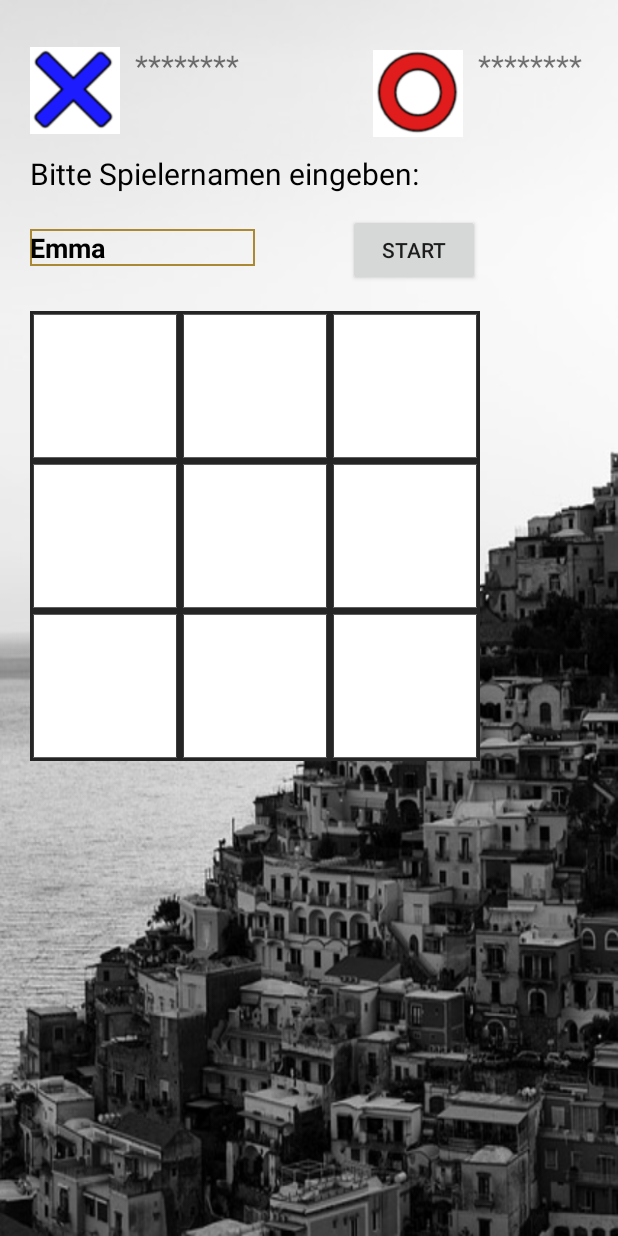
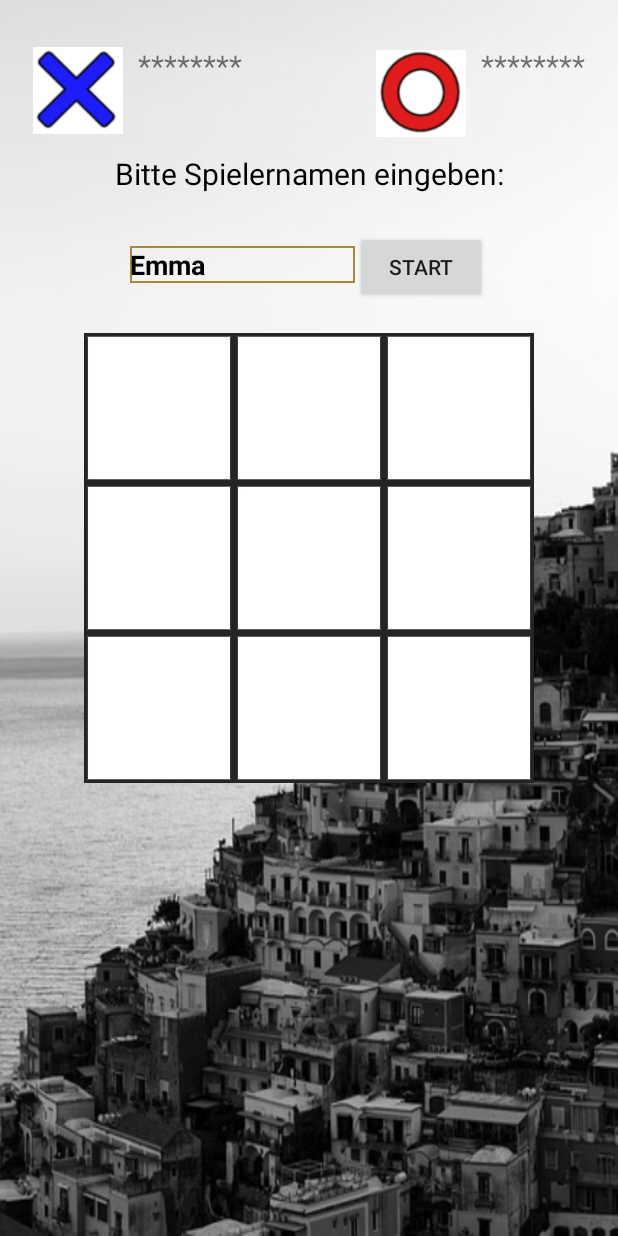
Before and after one commit to ibwgr/MultiplayerTicTacToe, an Android app: the layout content_play.xml on its own in the app's theme, with its tools: preview values and no code run, on a phone screen of 412 x 824 dp. Run offline under Robolectric (Android 15) with nearby library versions, the phone set to English and light mode, and no system bars.

Commit message:
play layout zentiert, damit auch auf grossem Tablet optisch besser

```diff
--- a/androidClient/app/src/main/java/ch/ibw/semesterarbeit2017/multiplayertictactoe/multiplayertictactoe/MainActivity.java
+++ b/androidClient/app/src/main/java/ch/ibw/semesterarbeit2017/multiplayertictactoe/multiplayertictactoe/MainActivity.java
@@ -56,10 +56,7 @@ public class MainActivity extends AppCompatActivity {
     --------------------------------------------------------------------
     TODO background je nach groesse mit hdpi usw.
     TODO fixtexte translation ressource
-    TODO gamebuttons optik
     TODO layout hoch/quer/groessen
-    TODO layout grid vielleicht durch table ersetzen, wegen grid-lines
-
     TODO on connect_failed
     TODO on error
     TODO on stats_update optik
--- a/androidClient/app/src/main/java/ch/ibw/semesterarbeit2017/multiplayertictactoe/multiplayertictactoe/SocketController.java
+++ b/androidClient/app/src/main/java/ch/ibw/semesterarbeit2017/multiplayertictactoe/multiplayertictactoe/SocketController.java
@@ -253,6 +253,7 @@ public class SocketController {
         } else if (youWon.equals("yes")) {
             this.setIsIhaveWon(true);
             this.setIsOtherHasWon(false);
+            this.stopCounter();
             act.displayStatus("You won!\nPlay again?");
         } else {
             this.setIsIhaveWon(false);
@@ -501,7 +502,6 @@ public class SocketController {
         try {
             JSONArray boardList = data.getJSONArray("boardList");
             Log.i(PROG, "******************" +boardList.toString());
-            // todo optik
             for (int i = 0; i < boardList.length(); i++) {
                 JSONObject jsonobject = boardList.getJSONObject(i);
                 statsTimestamp = jsonobject.getString("timestamp").replace(",","");
--- a/androidClient/app/src/main/res/layout/content_play.xml
+++ b/androidClient/app/src/main/res/layout/content_play.xml
@@ -2,24 +2,16 @@
 <LinearLayout
     xmlns:android="http://schemas.android.com/apk/res/android"
     xmlns:tools="http://schemas.android.com/tools"
+    tools:context="ch.ibw.semesterarbeit2017.multiplayertictactoe.multiplayertictactoe.MainActivity"
     android:layout_width="match_parent"
     android:layout_height="match_parent"
     android:orientation="vertical"
-    tools:context="ch.ibw.semesterarbeit2017.multiplayertictactoe.multiplayertictactoe.MainActivity"
-    android:weightSum="1"
     android:background="@drawable/bg_city_2386857_640"
+    android:gravity="center_horizontal"
     >
     <!--android:background="@drawable/bg_960_720"
         android:background="@drawable/bg_beach_2333282_640"
      -->
-
-    <RelativeLayout
-        android:layout_width="match_parent"
-        android:layout_height="match_parent"
-        android:layout_centerHorizontal="true"
-        >
-
-
 
 
     <LinearLayout
@@ -28,6 +20,7 @@
     android:layout_height="wrap_content"
     android:layout_marginTop="20dp"
     android:orientation="horizontal"
+    android:gravity="center_horizontal"
     >
 
         <ImageView
@@ -95,23 +88,9 @@
             android:textColor="#ff1500"
             android:textStyle="bold"
             />
-
     </LinearLayout>
 
-    <!--
-        <TextView
-            android:id="@+id/label_displayplayers"
-            android:layout_width="fill_parent"
-            android:layout_height="wrap_content"
-            android:layout_below="@id/layout_top_players"
-            android:layout_marginLeft="10dp"
-            android:layout_marginTop="10dp"
-            android:textSize="20sp"
-            android:text=""
-            android:lines="2"
-            android:textStyle="normal"
-            android:layout_weight="0.08" />
-    -->
+
     <TextView
         android:id="@+id/label_displayzeile"
         android:layout_width="fill_parent"
@@ -119,28 +98,34 @@
         android:layout_marginTop="10dp"
         android:layout_marginLeft="20dp"
         android:layout_marginRight="20dp"
-        android:layout_below="@id/layout_top_players"
         android:text="Bitte Spielernamen eingeben:"
         android:textColor="@android:color/background_dark"
         android:textSize="20sp"
         android:lines="2"
-        android:textStyle="normal" />
+        android:textStyle="normal"
+        android:gravity="center_horizontal"
+        />
 
+    <LinearLayout
+        android:id="@+id/layout_middle_name_button"
+        android:layout_width="match_parent"
+        android:layout_height="wrap_content"
+        android:layout_marginTop="1dp"
+        android:orientation="horizontal"
+        android:gravity="center_horizontal"
+        >
 
         <EditText
             android:id="@+id/edit_username"
             android:layout_width="150dp"
             android:layout_height="wrap_content"
-        android:layout_marginTop="0dp"
-        android:layout_below="@id/label_displayzeile"
             android:inputType="text"
             android:text="Emma"
             android:background="@drawable/eingabefeld"
             android:textColor="@android:color/background_dark"
             android:textSize="18sp"
             android:textStyle="bold"
-        android:layout_alignLeft="@+id/label_displayzeile"
-        android:layout_alignStart="@+id/label_displayzeile" />
+        />
 
         <Button
             android:id="@+id/button_ok"
@@ -152,31 +137,20 @@
             android:layout_alignRight="@+id/Game_GridLayout"
             android:layout_alignEnd="@+id/Game_GridLayout" />
 
-    <!--
-    <ImageView
-        android:id="@+id/waiting_img"
-        android:layout_width="fill_parent"
-        android:layout_height="wrap_content"
-        android:layout_marginTop="2dp"
-        android:layout_marginLeft="20dp"
-        android:src="@drawable/blocked3"
-        android:visibility="invisible"
-        />
--->
+    </LinearLayout>
+
     <GridLayout xmlns:android="http://schemas.android.com/apk/res/android"
             xmlns:tools="http://schemas.android.com/tools"
             android:id="@+id/Game_GridLayout"
-        android:layout_centerHorizontal="false"
+            android:layout_centerHorizontal="true"
             android:layout_width="wrap_content"
             android:layout_height="wrap_content"
             android:columnCount="3"
             android:rowCount="3"
             android:orientation="horizontal"
             android:layout_below="@id/edit_username"
-        android:layout_marginTop="30dp"
-        android:layout_marginLeft="20dp"
+            android:layout_marginTop="20dp"
             android:background="@drawable/border"
-        android:layout_centerVertical="true"
             tools:context=".GridXMLActivity" >
 
             <ch.ibw.semesterarbeit2017.multiplayertictactoe.multiplayertictactoe.GameButton
@@ -266,26 +240,6 @@
     </GridLayout>
 
     <!--
-    <TextView
-        android:id="@+id/label_statistics"
-        android:layout_width="fill_parent"
-        android:layout_height="wrap_content"
-        android:layout_marginLeft="5dp"
-        android:layout_marginTop="30dp"
-        android:layout_below="@id/Game_GridLayout"
-        android:textColor="@android:color/background_dark"
-        android:textSize="14sp"
-        android:fontFamily="monospace"
-        android:lines="8"
-        android:textStyle="normal"
-        />
-        -->
-
-
-
-    <!--android:background="#cc7e7b7b"-->
-
-    <!--
     <Button
         android:id="@+id/button_sim_win"
         android:layout_width="wrap_content"
@@ -303,5 +257,5 @@
         android:layout_marginTop="55px"
         android:text="sim-unent" />
     -->
-    </RelativeLayout>
+
 </LinearLayout>
```
Also changed, not shown: androidClient/app/src/main/res/drawable/gamebutton_imageview.xml (deleted, +0 -7 lines), androidClient/app/src/main/res/drawable/gf_test.xml (deleted, +0 -10 lines), androidClient/app/src/main/res/menu/menu_main.xml (deleted, +0 -26 lines), androidClient/app/src/main/res/drawable/ic_commit.png (deleted), androidClient/app/src/main/res/drawable/ic_profile.png (deleted), androidClient/app/src/main/res/drawable/waiting_big_800px.png (deleted). Lines whose indentation alone changed are shown as unchanged.
